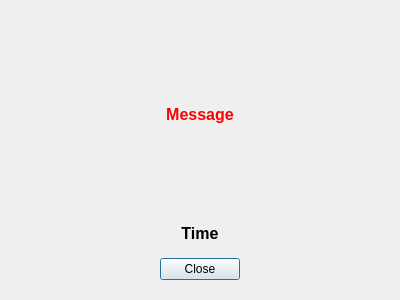
Old version of the form Base/dlgexitbyversion.ui in the repository End1-1/Resort.
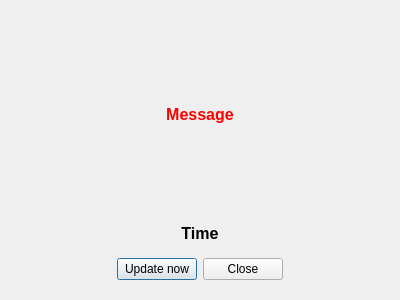
New version of the form.

The edit to the form file:
```diff
--- a/Base/dlgexitbyversion.ui
+++ b/Base/dlgexitbyversion.ui
@@ -73,6 +73,13 @@
         </property>
        </spacer>
       </item>
+      <item>
+       <widget class="QPushButton" name="btnUpdate">
+        <property name="text">
+         <string>Update now</string>
+        </property>
+       </widget>
+      </item>
       <item>
        <widget class="QPushButton" name="btnClose">
         <property name="text">
```
